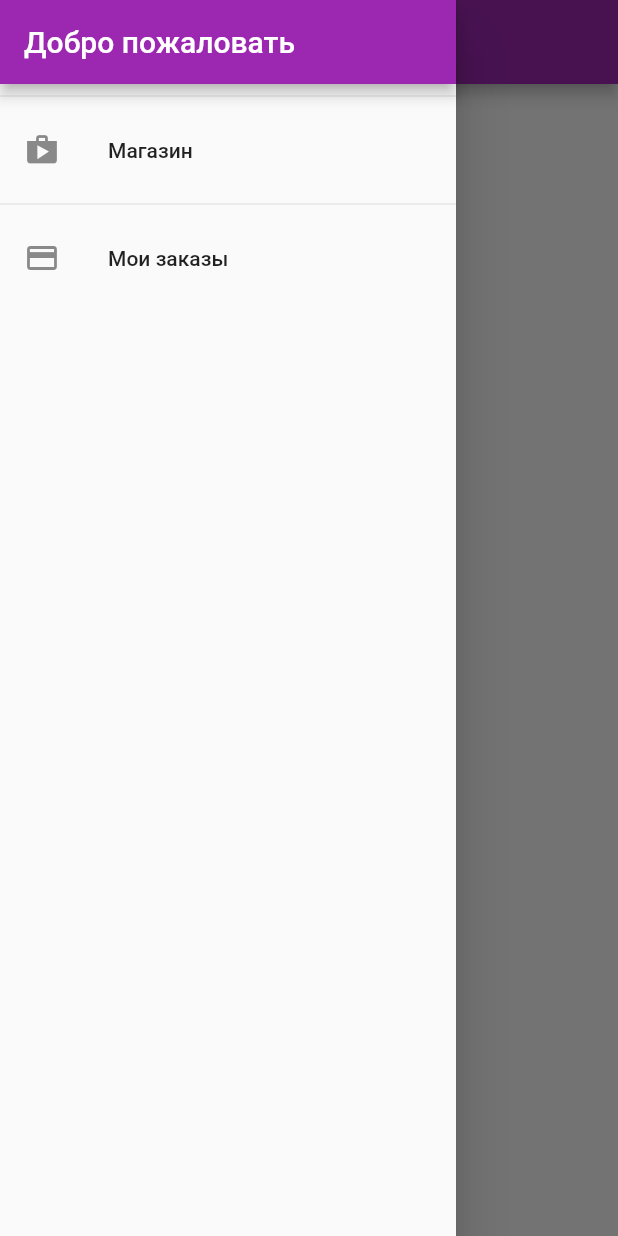
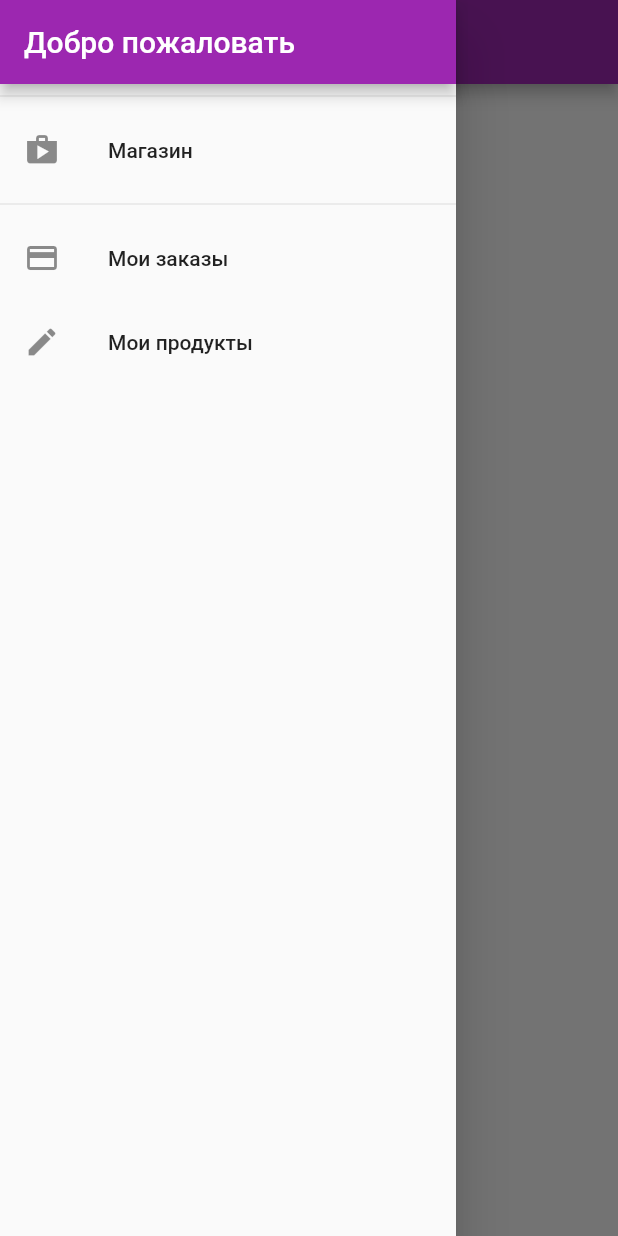
Before and after one commit to Puzikovsa/my_shop, a Flutter app: the OrdersPage screen opened by its route, with the side drawer open, on a phone screen of 412 x 824 dp. Run offline on Flutter 3.47's test engine with Material 2 defaults, Android fonts, the phone set to English and light mode, and no system bars; network calls fail.

```diff
--- a/lib/pages/orders_page.dart
+++ b/lib/pages/orders_page.dart
@@ -5,7 +5,7 @@ import 'package:provider/provider.dart';
 import '../widgets/app_drawer.dart';
 
 class OrdersPage extends StatelessWidget {
-  static String rout = '/orders';
+  static String route = '/orders';
 
   const OrdersPage({super.key});
 
--- a/lib/pages/product_detail_page.dart
+++ b/lib/pages/product_detail_page.dart
@@ -5,7 +5,7 @@ import 'package:provider/provider.dart';
 class ProductDetailPage extends StatelessWidget {
   const ProductDetailPage({super.key});
 
-  static const String rout = '/product-details';
+  static const String route = '/product-details';
 
   @override
   Widget build(BuildContext context) {
--- a/lib/widgets/app_drawer.dart
+++ b/lib/widgets/app_drawer.dart
@@ -1,4 +1,5 @@
 import 'package:flutter/material.dart';
+import 'package:my_shop/pages/user_products_page.dart';
 
 import '../pages/orders_page.dart';
 
@@ -27,7 +28,14 @@ class AppDrawer extends StatelessWidget{
             leading: const Icon(Icons.payment),
             title: const Text('Мои заказы'),
             onTap: () {
-              Navigator.of(context).pushReplacementNamed(OrdersPage.rout);
+              Navigator.of(context).pushReplacementNamed(OrdersPage.route);
+            },
+          ),
+          ListTile(
+            leading: const Icon(Icons.edit),
+            title: const Text('Мои продукты'),
+            onTap: () {
+              Navigator.of(context).pushReplacementNamed(UserProductsPage.route);
             },
           ),
         ],
--- a/lib/widgets/product_item.dart
+++ b/lib/widgets/product_item.dart
@@ -70,7 +70,7 @@ class ProductItem extends StatelessWidget {
         child: GestureDetector(
           onTap: () {
             Navigator.of(context)
-                .pushNamed(ProductDetailPage.rout, arguments: product.id);
+                .pushNamed(ProductDetailPage.route, arguments: product.id);
           },
           child: Image.network(
             product.imageURL,
```
Also changed, not shown: lib/main.dart (+5 -2 lines), lib/pages/user_products_page.dart (added, +20 -0 lines).
